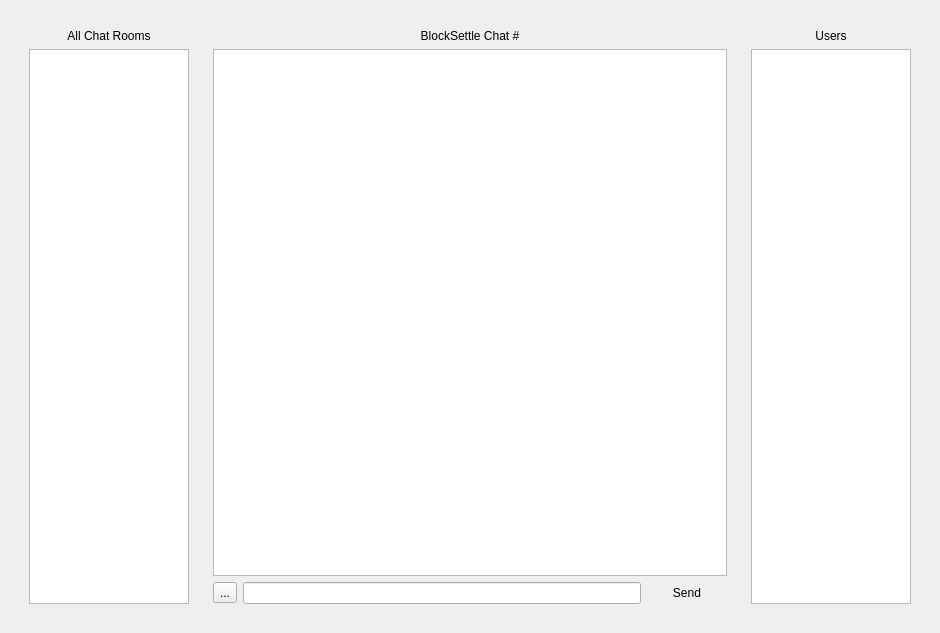
Above: BlockSettleUILib/ChatWidget.ui from BlockSettle/terminal before the change. Below: the same form after it.
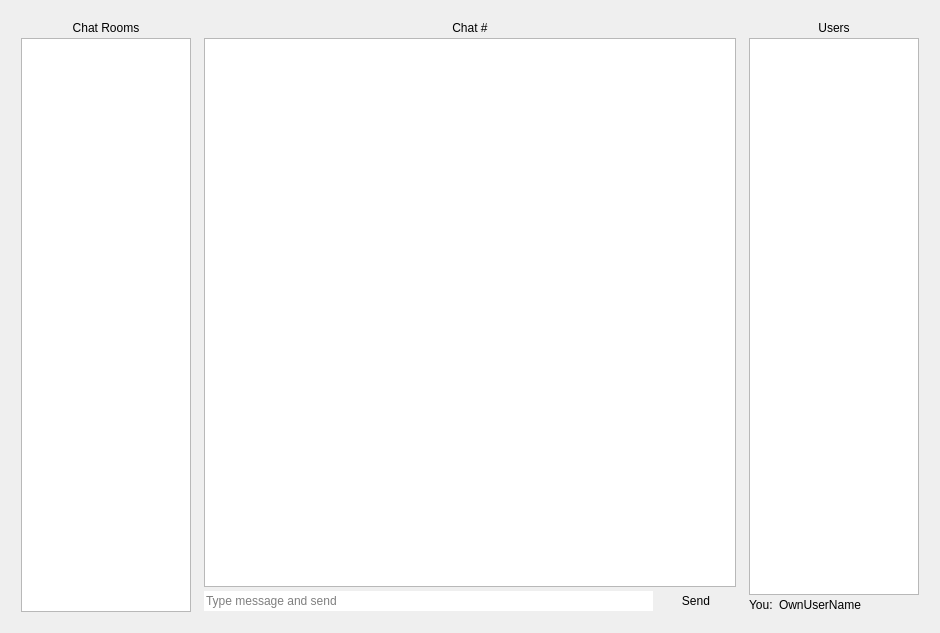
That is the form after the change. The open tabs and pages were chosen to show the change.

```diff
--- a/BlockSettleUILib/ChatWidget.ui
+++ b/BlockSettleUILib/ChatWidget.ui
@@ -10,12 +10,24 @@
     <height>633</height>
    </rect>
   </property>
+  <property name="sizePolicy">
+   <sizepolicy hsizetype="Expanding" vsizetype="Expanding">
+    <horstretch>0</horstretch>
+    <verstretch>0</verstretch>
+   </sizepolicy>
+  </property>
   <property name="windowTitle">
    <string>Form</string>
   </property>
   <layout class="QHBoxLayout" name="horizontalLayout_2">
    <item>
     <widget class="QStackedWidget" name="stackedWidget">
+     <property name="sizePolicy">
+      <sizepolicy hsizetype="Expanding" vsizetype="Expanding">
+       <horstretch>0</horstretch>
+       <verstretch>0</verstretch>
+      </sizepolicy>
+     </property>
      <property name="currentIndex">
       <number>0</number>
      </property>
@@ -39,17 +51,56 @@
       </layout>
      </widget>
      <widget class="QWidget" name="pageActive">
+      <property name="sizePolicy">
+       <sizepolicy hsizetype="Expanding" vsizetype="Expanding">
+        <horstretch>0</horstretch>
+        <verstretch>0</verstretch>
+       </sizepolicy>
+      </property>
+      <property name="autoFillBackground">
+       <bool>true</bool>
+      </property>
       <layout class="QHBoxLayout" name="horizontalLayout_3" stretch="2,6,2">
+       <property name="spacing">
+        <number>3</number>
+       </property>
+       <property name="leftMargin">
+        <number>5</number>
+       </property>
+       <property name="topMargin">
+        <number>5</number>
+       </property>
+       <property name="rightMargin">
+        <number>5</number>
+       </property>
+       <property name="bottomMargin">
+        <number>5</number>
+       </property>
        <item>
         <widget class="QFrame" name="roomsFrame">
          <property name="headerPanel" stdset="0">
           <bool>false</bool>
          </property>
          <layout class="QVBoxLayout" name="verticalLayout">
+          <property name="spacing">
+           <number>3</number>
+          </property>
+          <property name="leftMargin">
+           <number>5</number>
+          </property>
+          <property name="topMargin">
+           <number>5</number>
+          </property>
+          <property name="rightMargin">
+           <number>5</number>
+          </property>
+          <property name="bottomMargin">
+           <number>5</number>
+          </property>
           <item>
            <widget class="QLabel" name="label">
             <property name="text">
-             <string>All Chat Rooms</string>
+             <string>Chat Rooms</string>
             </property>
             <property name="alignment">
              <set>Qt::AlignCenter</set>
@@ -63,23 +114,45 @@
            </widget>
           </item>
           <item>
-           <widget class="QTreeView" name="treeView_ChatRooms"/>
+           <widget class="QTreeView" name="treeView_ChatRooms">
+            <property name="indentation">
+             <number>10</number>
+            </property>
+           </widget>
           </item>
          </layout>
         </widget>
        </item>
        <item>
         <widget class="QFrame" name="chatFrame">
+         <property name="autoFillBackground">
+          <bool>false</bool>
+         </property>
          <property name="headerPanel" stdset="0">
           <bool>false</bool>
          </property>
          <layout class="QVBoxLayout" name="verticalLayout_4">
+          <property name="spacing">
+           <number>3</number>
+          </property>
+          <property name="leftMargin">
+           <number>5</number>
+          </property>
+          <property name="topMargin">
+           <number>5</number>
+          </property>
+          <property name="rightMargin">
+           <number>5</number>
+          </property>
+          <property name="bottomMargin">
+           <number>5</number>
+          </property>
           <item>
            <layout class="QVBoxLayout" name="verticalLayout_2">
             <item>
              <widget class="QLabel" name="labelActiveChat">
               <property name="text">
-               <string>BlockSettle Chat #</string>
+               <string>Chat #</string>
               </property>
               <property name="alignment">
                <set>Qt::AlignCenter</set>
@@ -110,20 +183,32 @@
           <item>
            <layout class="QHBoxLayout" name="horizontalLayout">
             <item>
-             <widget class="QToolButton" name="settings">
-              <property name="text">
-               <string>...</string>
+             <widget class="QLineEdit" name="text">
+              <property name="autoFillBackground">
+               <bool>false</bool>
+              </property>
+              <property name="frame">
+               <bool>false</bool>
+              </property>
+              <property name="placeholderText">
+               <string>Type message and send</string>
+              </property>
+              <property name="clearButtonEnabled">
+               <bool>true</bool>
               </property>
              </widget>
             </item>
-            <item>
-             <widget class="QLineEdit" name="text"/>
-            </item>
             <item>
              <widget class="QPushButton" name="send">
               <property name="text">
                <string>Send</string>
               </property>
+              <property name="autoDefault">
+               <bool>true</bool>
+              </property>
+              <property name="default">
+               <bool>true</bool>
+              </property>
               <property name="flat">
                <bool>true</bool>
               </property>
@@ -136,7 +221,25 @@
        </item>
        <item>
         <widget class="QFrame" name="usersFrame">
+         <property name="autoFillBackground">
+          <bool>false</bool>
+         </property>
          <layout class="QVBoxLayout" name="verticalLayout_3">
+          <property name="spacing">
+           <number>3</number>
+          </property>
+          <property name="leftMargin">
+           <number>5</number>
+          </property>
+          <property name="topMargin">
+           <number>5</number>
+          </property>
+          <property name="rightMargin">
+           <number>5</number>
+          </property>
+          <property name="bottomMargin">
+           <number>5</number>
+          </property>
           <item>
            <widget class="QLabel" name="label_3">
             <property name="text">
@@ -156,6 +259,36 @@
           <item>
            <widget class="QTreeView" name="treeViewUsers"/>
           </item>
+          <item>
+           <layout class="QHBoxLayout" name="horizontalLayout_4">
+            <item>
+             <widget class="QLabel" name="label_5">
+              <property name="sizePolicy">
+               <sizepolicy hsizetype="Minimum" vsizetype="Preferred">
+                <horstretch>0</horstretch>
+                <verstretch>0</verstretch>
+               </sizepolicy>
+              </property>
+              <property name="text">
+               <string>You: </string>
+              </property>
+             </widget>
+            </item>
+            <item>
+             <widget class="QLabel" name="labelUserName">
+              <property name="sizePolicy">
+               <sizepolicy hsizetype="Expanding" vsizetype="Preferred">
+                <horstretch>0</horstretch>
+                <verstretch>0</verstretch>
+               </sizepolicy>
+              </property>
+              <property name="text">
+               <string>OwnUserName</string>
+              </property>
+             </widget>
+            </item>
+           </layout>
+          </item>
          </layout>
         </widget>
        </item>
```
Left out of the diff: 10 changed lines with no effect on the pictures.
